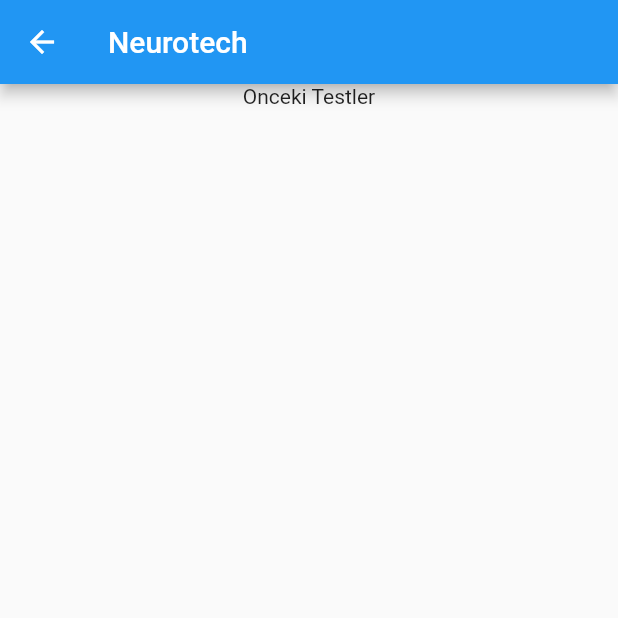
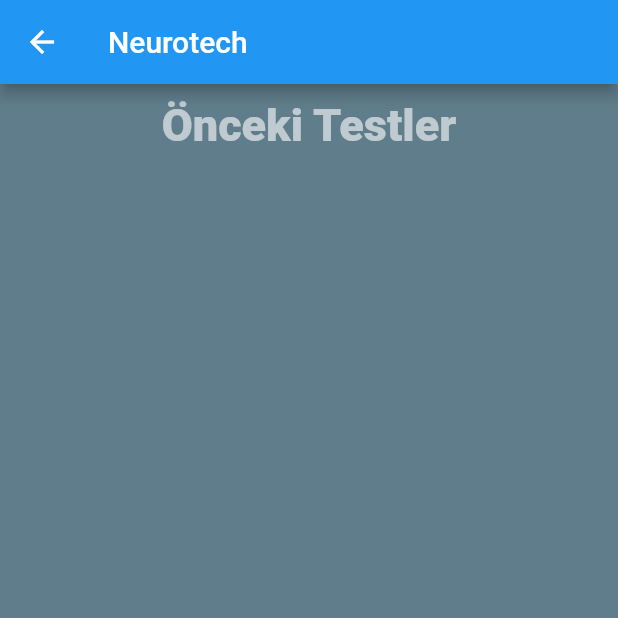
Before and after one commit to NeuroTechGTU/neurotech-mobile, a Flutter app: the Testler screen opened directly, on a phone screen of 412 x 824 dp, the top half of it. Run offline on Flutter 3.47's test engine with Material 2 defaults, Android fonts, the phone set to English and light mode, and no system bars; our stand-ins replace cloud_firestore, firebase_auth, firebase_core, font_awesome_flutter, google_sign_in; accounts and stored records are empty.

Commit message:
önceki testler

```diff
--- a/lib/google_sign_in.dart
+++ b/lib/google_sign_in.dart
@@ -505,6 +505,7 @@ class _Testler extends State<Testler> {
       //saveTestResult("Erkek", 15, false, "nadir", "Kara Murat", "Mutluluk");
       =>
       Scaffold(
+          backgroundColor: Colors.blueGrey,
           appBar: AppBar(
             // Here we take the value from the MyHomePage object that was created by
             // the App.build method, and use it to set our appbar title.
@@ -514,7 +515,18 @@ class _Testler extends State<Testler> {
           body: Center(
             child: Column(
               children: [
-                Text("Onceki Testler"),
+                SizedBox(
+                  height: 10,
+                ),
+                Text("Önceki Testler",
+                  style: TextStyle(
+                  color: Colors.white60,
+                  fontSize: 30,
+                  fontWeight: FontWeight.w800),
+                ),
+                SizedBox(
+                  height: 10,
+                ),
                 StreamBuilder<QuerySnapshot>(
                   stream: _usersStream,
                   builder: (BuildContext context,
```
